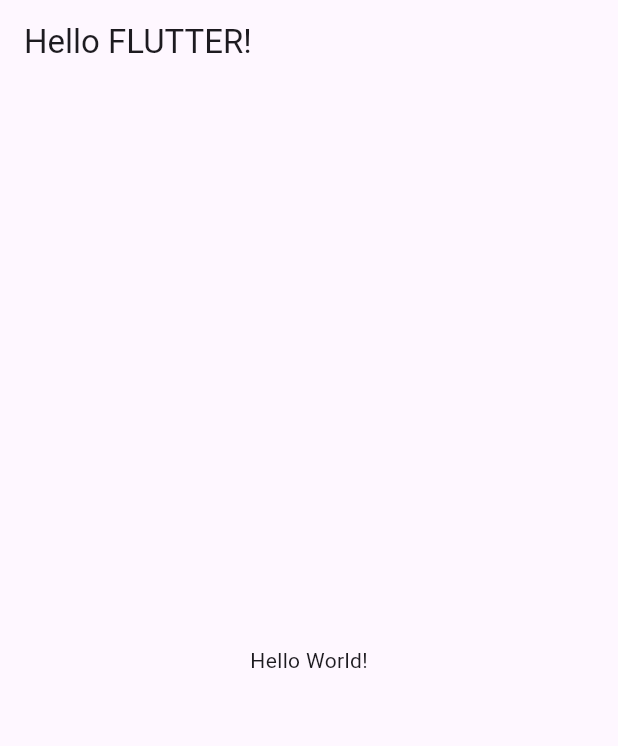
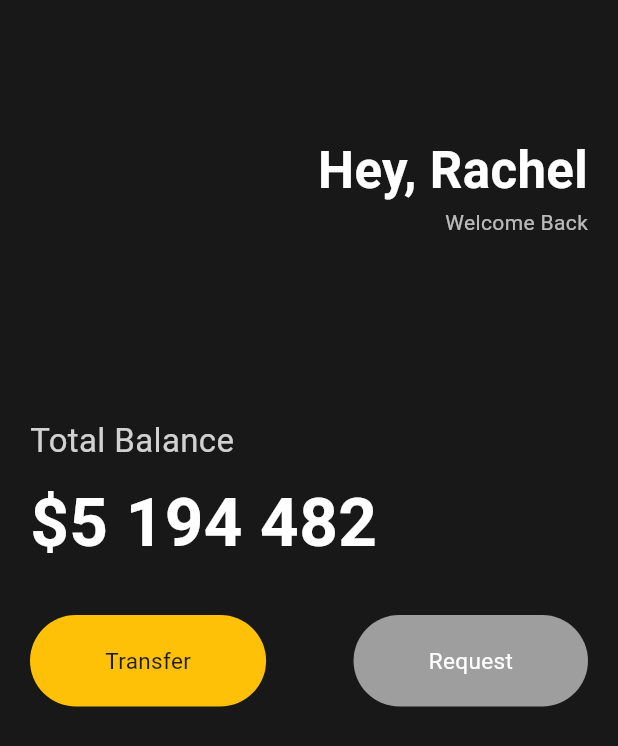
Before and after one commit to Namunllvo/flutter-prac, a Flutter app: the screen it shows after launch, on a phone screen of 412 x 824 dp. Shown: the top 746 px of the screen. Run offline on Flutter 3.47's test engine with Material 3 defaults, Android fonts, the phone set to English and light mode, and no system bars.

Commit message:
Btn Container

```diff
--- a/lib/main.dart
+++ b/lib/main.dart
@@ -2,22 +2,122 @@ import 'package:flutter/cupertino.dart';
 import 'package:flutter/material.dart';
 
 void main() {
-  runApp(MyApp());
+  runApp(const MyApp());
 }
 
 class MyApp extends StatelessWidget {
+  const MyApp({super.key});
+
   @override
   Widget build(BuildContext context) {
     // TODO: implement build
     return MaterialApp(
       home: Scaffold(
-        appBar: AppBar(
-          title: Text('Hello FLUTTER!'),
-        ),
-        body: Center(
-          child: Text('Hello World!'),
-        ),
-      ),
+          backgroundColor: const Color(0xFF181818),
+          body: Padding(
+            padding: const EdgeInsets.symmetric(
+              horizontal: 20,
+            ),
+            child: Column(
+              crossAxisAlignment: CrossAxisAlignment.start,
+              children: [
+                const SizedBox(
+                  height: 89,
+                ),
+                Row(
+                  mainAxisAlignment: MainAxisAlignment.end,
+                  children: [
+                    Column(
+                      crossAxisAlignment: CrossAxisAlignment.end,
+                      children: [
+                        const Text(
+                          'Hey, Rachel',
+                          style: TextStyle(
+                            color: Colors.white,
+                            fontSize: 34,
+                            fontWeight: FontWeight.bold,
+                          ),
+                        ),
+                        Text(
+                          'Welcome Back',
+                          style: TextStyle(
+                            color: Colors.white.withOpacity(0.7),
+                            fontSize: 14,
+                          ),
+                        ),
+                      ],
+                    )
+                  ],
+                ),
+                const SizedBox(
+                  height: 120,
+                ),
+                Text(
+                  'Total Balance',
+                  style: TextStyle(
+                    fontSize: 22,
+                    color: Colors.white.withOpacity(0.8),
+                  ),
+                ),
+                const SizedBox(
+                  height: 7,
+                ),
+                const Text(
+                  '\$5 194 482',
+                  style: TextStyle(
+                    fontSize: 45,
+                    fontWeight: FontWeight.w600,
+                    color: Colors.white,
+                  ),
+                ),
+                const SizedBox(
+                  height: 30,
+                ),
+                Row(
+                  mainAxisAlignment: MainAxisAlignment.spaceBetween,
+                  children: [
+                    Container(
+                      decoration: BoxDecoration(
+                        color: Colors.amber,
+                        borderRadius: BorderRadius.circular(45),
+                      ),
+                      child: const Padding(
+                        padding: EdgeInsets.symmetric(
+                          vertical: 20,
+                          horizontal: 50,
+                        ),
+                        child: Text(
+                          'Transfer',
+                          style: TextStyle(
+                            fontSize: 15,
+                          ),
+                        ),
+                      ),
+                    ),
+                    Container(
+                      decoration: BoxDecoration(
+                        color: Colors.grey,
+                        borderRadius: BorderRadius.circular(45),
+                      ),
+                      child: const Padding(
+                        padding: EdgeInsets.symmetric(
+                          vertical: 20,
+                          horizontal: 50,
+                        ),
+                        child: Text(
+                          'Request',
+                          style: TextStyle(
+                            color: Colors.white,
+                            fontSize: 15,
+                          ),
+                        ),
+                      ),
+                    ),
+                  ],
+                ),
+              ],
+            ),
+          )),
     );
   }
 }
```
